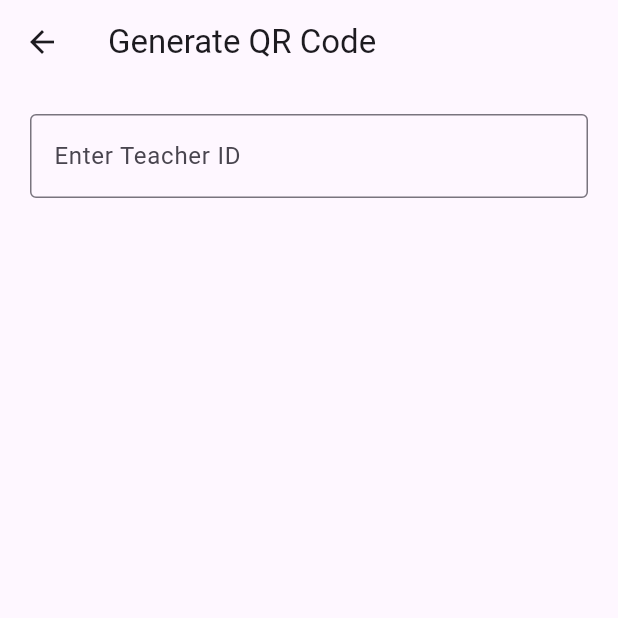
After one commit to sheheryarhilal1/Final-year, a Flutter app: the QRGeneratorScreen screen opened directly, on a phone screen of 412 x 824 dp, the top half of it. The commit adds this screen. Run offline on Flutter 3.47's test engine with Material 3 defaults, Android fonts, the phone set to English and light mode, and no system bars; our stand-ins replace firebase_auth, firebase_core, get, permission_handler, qr_flutter, shared_preferences; missing offline and left inert: mobile_scanner, qr_code_scanner, wifi_iot; accounts and stored records are empty.

Commit message:
first commit

```diff
--- /dev/null
+++ b/lib/View/qr_vie.dart
@@ -0,0 +1,43 @@
+import 'package:flutter/material.dart';
+import 'package:qr_flutter/qr_flutter.dart';
+
+class QRGeneratorScreen extends StatefulWidget {
+  @override
+  _QRGeneratorScreenState createState() => _QRGeneratorScreenState();
+}
+
+class _QRGeneratorScreenState extends State<QRGeneratorScreen> {
+  String teacherId = '';
+
+  @override
+  Widget build(BuildContext context) {
+    return Scaffold(
+      appBar: AppBar(title: Text("Generate QR Code")),
+      body: Padding(
+        padding: const EdgeInsets.all(20.0),
+        child: Column(
+          children: [
+            TextField(
+              decoration: InputDecoration(
+                labelText: 'Enter Teacher ID',
+                border: OutlineInputBorder(),
+              ),
+              onChanged: (value) {
+                setState(() {
+                  teacherId = value;
+                });
+              },
+            ),
+            const SizedBox(height: 20),
+            if (teacherId.isNotEmpty)
+              QrImageView(
+                data: teacherId,
+                version: QrVersions.auto,
+                size: 200.0,
+              ),
+          ],
+        ),
+      ),
+    );
+  }
+}
--- a/pubspec.yaml
+++ b/pubspec.yaml
@@ -43,6 +43,9 @@ dependencies:
   firebase_core: ^3.13.0
   firebase_auth: ^5.5.2
   flutter_launcher_icons:
+  qr_code_scanner: ^1.0.1
+  qr_flutter: ^4.1.0
+  intl: ^0.20.2
 
 
 
```
Also changed, not shown: lib/Controller/attendence_controllere.dart (added, +33 -0 lines), lib/Model/attendence_model.dart (added, +13 -0 lines), lib/View/Home_qr_view.dart (added, +25 -0 lines), lib/View/qr_popup.dart (added, +59 -0 lines), lib/binding/attendence_binding.dart (added, +10 -0 lines), lib/main.dart (+42 -0 lines), pubspec.lock.
